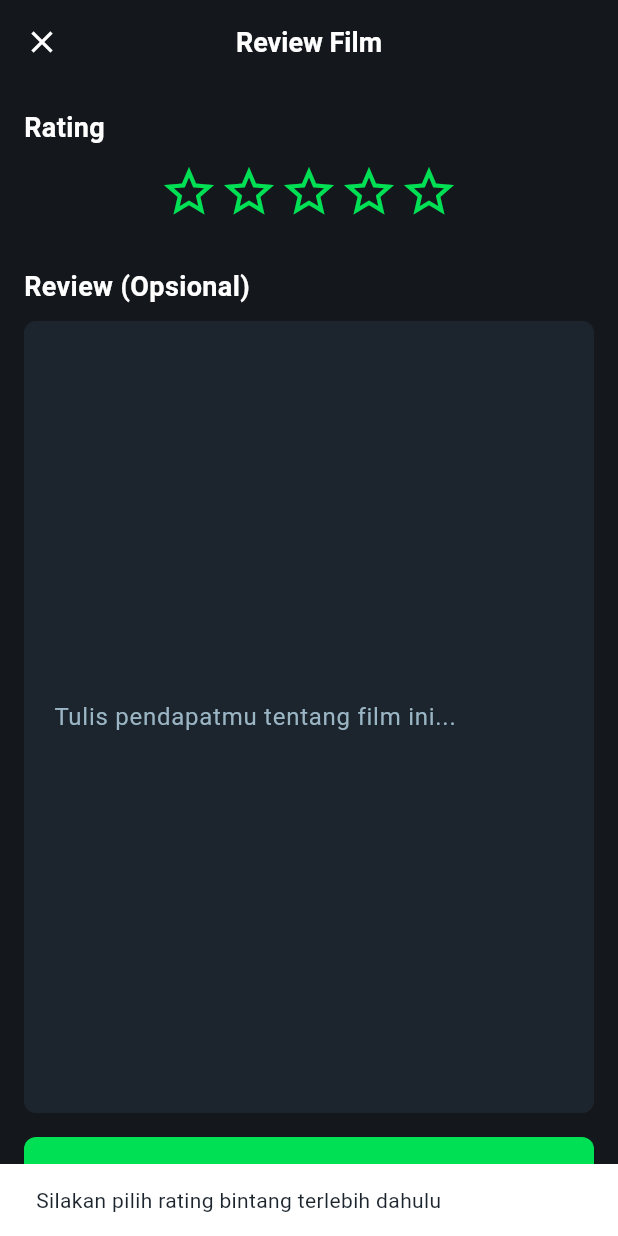
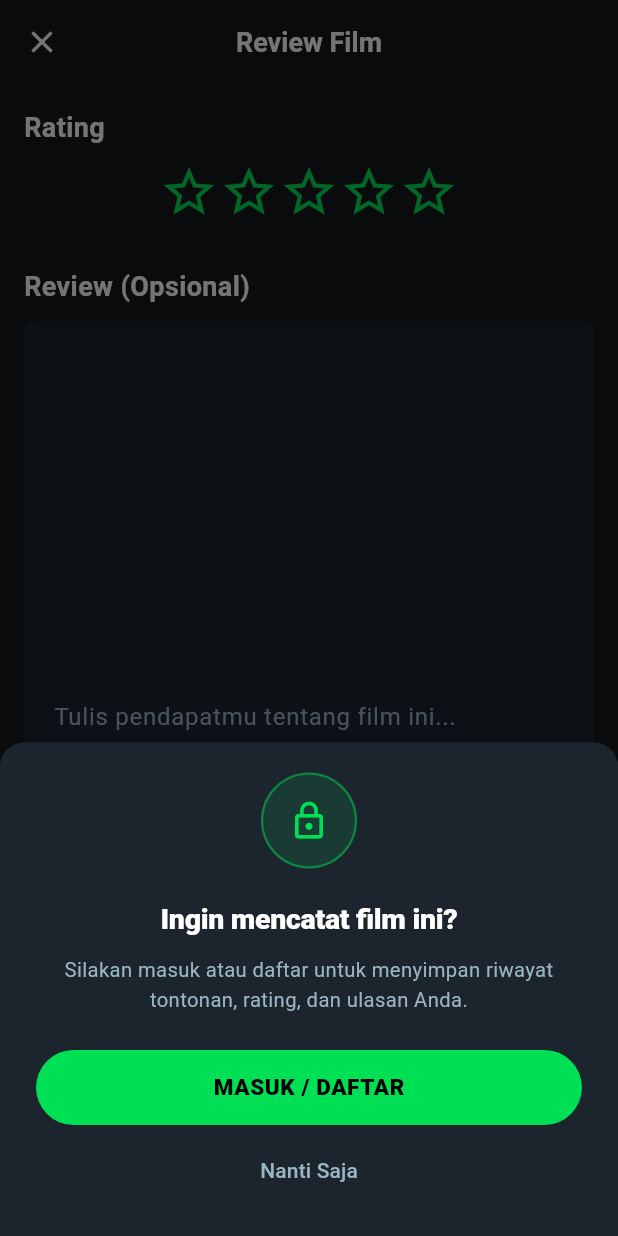
Before and after one commit to renoain/mlbox, a Flutter app: the ReviewFormPage screen opened directly with empty values, after a tap on "SIMPAN REVIEW", on a phone screen of 412 x 824 dp. Run offline on Flutter 3.47's test engine with Material 3 defaults, Android fonts, the phone set to English and light mode, and no system bars; our stand-ins replace cached_network_image, dio, flutter_riverpod, flutter_secure_storage, go_router, shared_preferences; accounts and stored records are empty; network calls fail.

Commit message:
feat(auth): prompt sheet for guests and a language setting
Guests used to hit a snackbar or nothing at all when they tapped an action
that needs an account. Every such action now opens a bottom sheet asking
them to sign in first.

- add ensureLoggedIn(), which returns true right away for members and shows
  the prompt sheet for guests
- apply it to every action on the movie page: like, rate, watchlist, mark
  watched, log film, add to list and write review
- apply it to the review form submit as well
- the sheet has a lock icon, a short explanation, a green "Masuk / Daftar"
  button that opens the login page, and a "Nanti Saja" button to dismiss
- add a "Bahasa / Language" entry to the settings page with a dialog for
  Indonesia and English; the choice is stored with shared_preferences and
  already used for the wording of the prompt sheet

````diff
--- a/lib/pages/review_form_page.dart
+++ b/lib/pages/review_form_page.dart
@@ -5,6 +5,7 @@ import 'package:go_router/go_router.dart';
 import '../core/app_theme.dart';
 import '../providers/library_provider.dart';
 import '../providers/movie_provider.dart';
+import '../widgets/login_prompt.dart';
 import '../widgets/rating_stars.dart';
 
 class ReviewFormPage extends ConsumerStatefulWidget {
@@ -27,6 +28,12 @@ class _ReviewFormPageState extends ConsumerState<ReviewFormPage> {
   }
 
   Future<void> _submitReview() async {
+    // Guest diarahkan ke sheet ajakan masuk lebih dulu.
+    if (!await ensureLoggedIn(context, ref)) {
+      return;
+    }
+    if (!mounted) return;
+
     if (_currentRating == 0) {
       ScaffoldMessenger.of(context).showSnackBar(
         const SnackBar(
--- /dev/null
+++ b/lib/providers/language_provider.dart
@@ -0,0 +1,45 @@
+import 'package:flutter_riverpod/flutter_riverpod.dart';
+import 'package:shared_preferences/shared_preferences.dart';
+
+import '../core/app_language.dart';
+
+/// Kunci penyimpanan preferensi bahasa.
+const _languageKey = 'app_language';
+
+/// Bahasa yang sedang dipakai aplikasi.
+final languageProvider = StateNotifierProvider<LanguageNotifier, AppLanguage>((
+  ref,
+) {
+  return LanguageNotifier();
+});
+
+class LanguageNotifier extends StateNotifier<AppLanguage> {
+  LanguageNotifier() : super(AppLanguage.indonesia) {
+    _load();
+  }
+
+  /// Baca bahasa yang tersimpan sebelumnya.
+  Future<void> _load() async {
+    try {
+      final SharedPreferences prefs = await SharedPreferences.getInstance();
+      final String? code = prefs.getString(_languageKey);
+      if (code != null && mounted) {
+        state = AppLanguage.fromCode(code);
+      }
+    } catch (_) {
+      // Kalau preferensi tidak bisa dibaca, pakai bahasa bawaan.
+    }
+  }
+
+  /// Simpan dan pakai bahasa baru.
+  Future<void> setLanguage(AppLanguage language) async {
+    state = language;
+
+    try {
+      final SharedPreferences prefs = await SharedPreferences.getInstance();
+      await prefs.setString(_languageKey, language.code);
+    } catch (_) {
+      // Preferensi gagal disimpan, tapi bahasa di sesi ini tetap terpakai.
+    }
+  }
+}
--- /dev/null
+++ b/lib/widgets/login_prompt.dart
@@ -0,0 +1,142 @@
+import 'package:flutter/material.dart';
+import 'package:flutter_riverpod/flutter_riverpod.dart';
+import 'package:go_router/go_router.dart';
+
+import '../core/app_language.dart';
+import '../core/app_theme.dart';
+import '../providers/auth_provider.dart';
+import '../providers/language_provider.dart';
+
+/// Pengecek login untuk tombol aksi yang butuh akun.
+///
+/// Mengembalikan `true` kalau user sudah login, jadi aksi aslinya bisa
+/// langsung dijalankan. Kalau belum login, munculkan sheet ajakan masuk dan
+/// mengembalikan `false` sehingga aksi dibatalkan.
+///
+/// ```dart
+/// onPressed: () async {
+///   if (!await ensureLoggedIn(context, ref)) return;
+///   // ... aksi aslinya
+/// }
+/// ```
+Future<bool> ensureLoggedIn(BuildContext context, WidgetRef ref) async {
+  if (ref.read(authProvider).isAuthenticated) {
+    return true;
+  }
+
+  await showLoginPromptSheet(context, ref);
+
+  return false;
+}
+
+/// Sheet ajakan masuk untuk user yang belum login.
+Future<void> showLoginPromptSheet(BuildContext context, WidgetRef ref) async {
+  final language = ref.read(languageProvider);
+
+  await showModalBottomSheet<void>(
+    context: context,
+    isScrollControlled: true,
+    backgroundColor: AppTheme.surface,
+    shape: const RoundedRectangleBorder(
+      borderRadius: BorderRadius.vertical(top: Radius.circular(16)),
+    ),
+    builder: (sheetContext) {
+      return SafeArea(
+        child: Padding(
+          padding: const EdgeInsets.fromLTRB(24, 20, 24, 20),
+          child: Column(
+            mainAxisSize: MainAxisSize.min,
+            children: [
+              // Ikon gembok di dalam lingkaran.
+              Container(
+                width: 64,
+                height: 64,
+                decoration: BoxDecoration(
+                  shape: BoxShape.circle,
+                  color: AppTheme.primary.withValues(alpha: 0.12),
+                  border: Border.all(
+                    color: AppTheme.primary.withValues(alpha: 0.45),
+                    width: 1.5,
+                  ),
+                ),
+                child: const Icon(
+                  Icons.lock_outline,
+                  color: AppTheme.primary,
+                  size: 28,
+                ),
+              ),
+              const SizedBox(height: 20),
+              Text(
+                language == AppLanguage.english
+                    ? 'Want to track this film?'
+                    : 'Ingin mencatat film ini?',
+                textAlign: TextAlign.center,
+                style: const TextStyle(
+                  color: Colors.white,
+                  fontSize: 19,
+                  fontWeight: FontWeight.w800,
+                  letterSpacing: -0.2,
+                ),
+              ),
+              const SizedBox(height: 10),
+              Text(
+                language == AppLanguage.english
+                    ? 'Sign in or create an account to save your watching '
+                          'history, ratings, and reviews.'
+                    : 'Silakan masuk atau daftar untuk menyimpan riwayat '
+                          'tontonan, rating, dan ulasan Anda.',
+                textAlign: TextAlign.center,
+                style: const TextStyle(
+                  color: AppTheme.textSecondary,
+                  fontSize: 13.5,
+                  height: 1.5,
+                ),
+              ),
+              const SizedBox(height: 24),
+
+              // Tombol utama.
+              SizedBox(
+                width: double.infinity,
+                height: 50,
+                child: ElevatedButton(
+                  onPressed: () {
+                    Navigator.of(sheetContext).pop();
+                    context.push('/login');
+                  },
+                  style: ElevatedButton.styleFrom(
+                    backgroundColor: AppTheme.primary,
+                    foregroundColor: Colors.black,
+                    elevation: 0,
+                    shape: const StadiumBorder(),
+                    textStyle: const TextStyle(
+                      fontSize: 15,
+                      fontWeight: FontWeight.w800,
+                      letterSpacing: 0.4,
+                    ),
+                  ),
+                  child: Text(
+                    language == AppLanguage.english
+                        ? 'SIGN IN / SIGN UP'
+                        : 'MASUK / DAFTAR',
+                  ),
+                ),
+              ),
+              const SizedBox(height: 6),
+
+              // Tutup tanpa masuk.
+              TextButton(
+                onPressed: () => Navigator.of(sheetContext).pop(),
+                style: TextButton.styleFrom(
+                  foregroundColor: AppTheme.textSecondary,
+                ),
+                child: Text(
+                  language == AppLanguage.english ? 'Not now' : 'Nanti Saja',
+                ),
+              ),
+            ],
+          ),
+        ),
+      );
+    },
+  );
+}
--- a/lib/widgets/main_bottom_nav.dart
+++ b/lib/widgets/main_bottom_nav.dart
@@ -71,11 +71,11 @@ class MainBottomNav extends ConsumerWidget {
     return [
       BottomNavigationBarItem(
         icon: _CapsuleIcon(
-          activeIcon: Icons.home,
-          inactiveIcon: Icons.home_outlined,
+          activeIcon: Icons.video_library,
+          inactiveIcon: Icons.video_library_outlined,
           isActive: currentIndex == 0,
         ),
-        label: 'Home',
+        label: 'Library',
       ),
       BottomNavigationBarItem(
         icon: _CapsuleIcon(
--- a/pubspec.yaml
+++ b/pubspec.yaml
@@ -23,6 +23,9 @@ dependencies:
   # Secure token storage
   flutter_secure_storage: ^9.2.4
 
+  # Menyimpan preferensi pengguna (mis. pilihan bahasa)
+  shared_preferences: ^2.5.6
+
   # Movie posters and remote images
   cached_network_image: ^3.4.1
 
````
Also changed, not shown: lib/core/app_language.dart (added, +22 -0 lines), lib/pages/movie_detail_page.dart (+19 -66 lines), lib/pages/settings_page.dart (+67 -0 lines), pubspec.lock, 3 other files.
